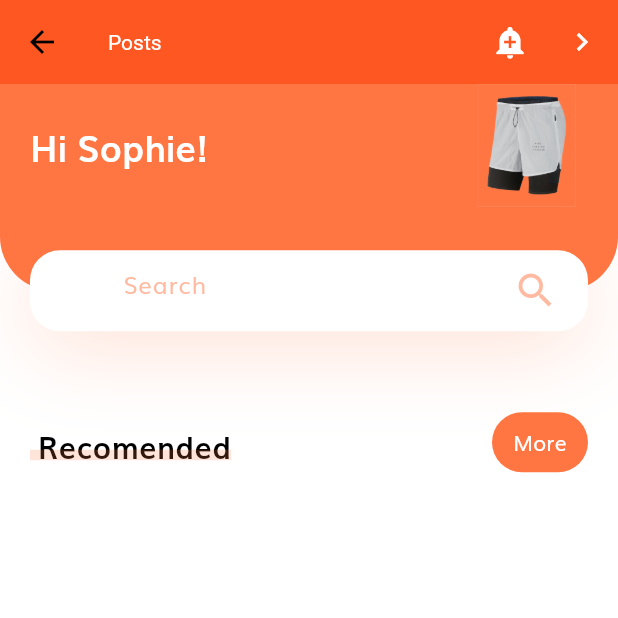
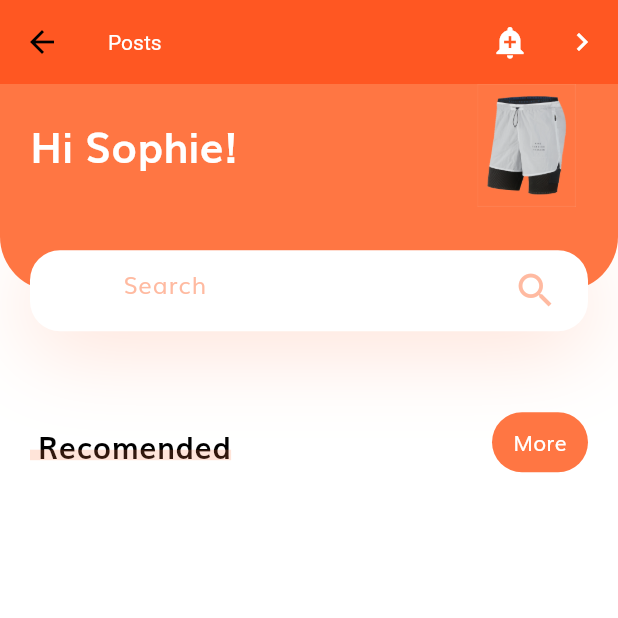
Before and after one commit to johnyen220/FlutterWidgetExample, a Flutter app: the CustomWidgetExample screen opened directly, on a phone screen of 412 x 824 dp, the top half of it. Run offline on Flutter 3.47's test engine with Material 3 defaults, Android fonts, the phone set to English and light mode, and no system bars.

Commit message:
chore:update flutter 3.22.2

```diff
--- a/lib/screens/customwidget/component/header_with_seachbox.dart
+++ b/lib/screens/customwidget/component/header_with_seachbox.dart
@@ -36,7 +36,7 @@ class HeaderWithSearchBox extends StatelessWidget {
               children: <Widget>[
                 Text(
                   'Hi Sophie!',
-                  style: Theme.of(context).textTheme.headline5?.copyWith(
+                  style: Theme.of(context).textTheme.headlineMedium?.copyWith(
                       color: Colors.white, fontWeight: FontWeight.bold),
                 ),
                 const Spacer(),
```
Also changed, not shown: pubspec.lock, 1 other file.
